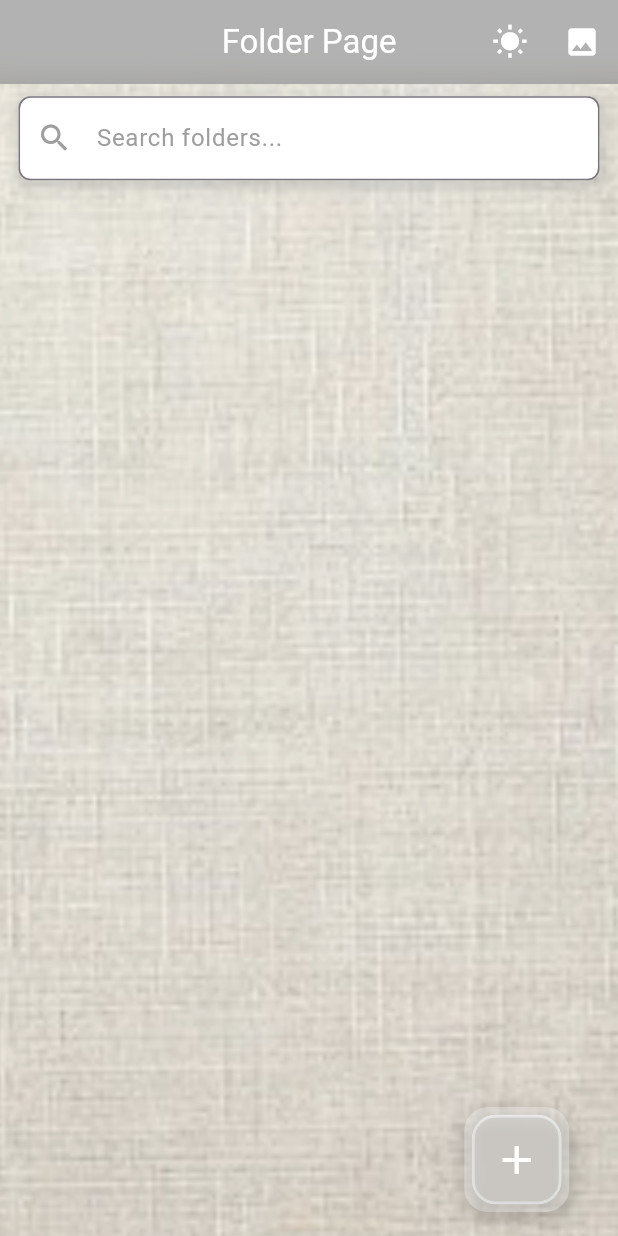
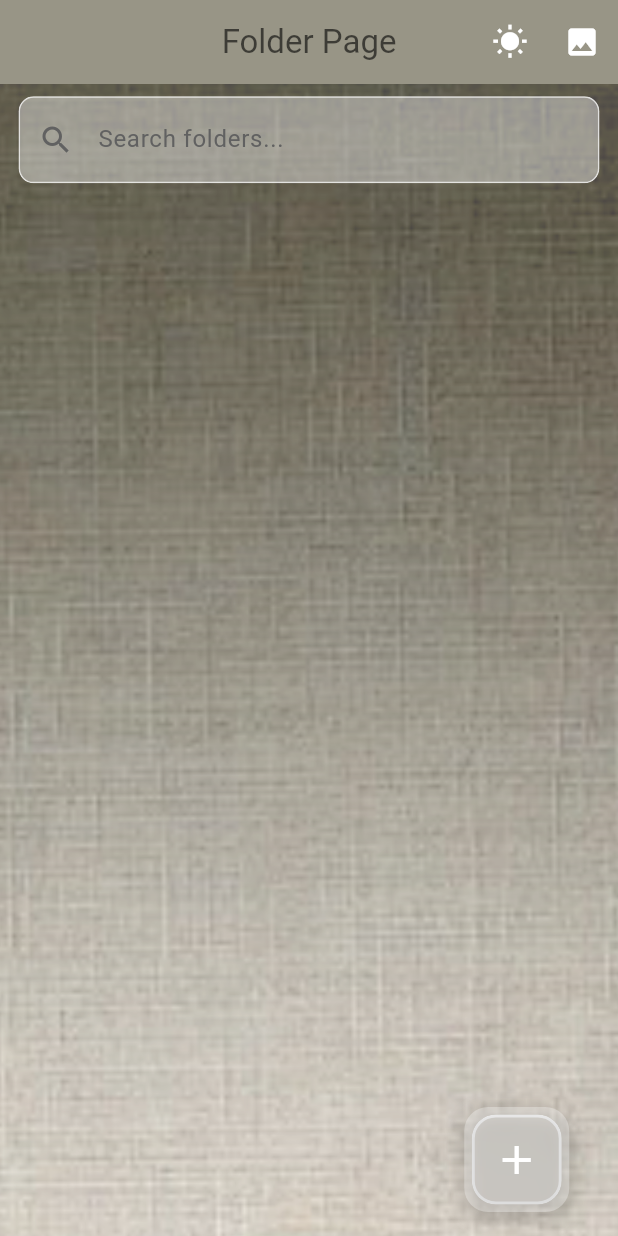
Before and after one commit to johnhcolani/Great-Note, a Flutter app: the screen it shows after launch, on a phone screen of 412 x 824 dp. Run offline on Flutter 3.47's test engine with Material 3 defaults, Android fonts, the light colour scheme and no system bars; drawn by our look-alikes of google_mobile_ads; our stand-ins replace bloc, equatable, flutter_bloc, image_picker, sqflite; missing offline and left inert: flutter_quill; accounts and stored records are empty; network calls fail.

Commit message:
complete light theme and dark theme

```diff
--- a/lib/core/widgets/glossy_app_bar.dart
+++ b/lib/core/widgets/glossy_app_bar.dart
@@ -22,8 +22,6 @@ class GlossyAppBar extends StatelessWidget implements PreferredSizeWidget {
           borderRadius: const BorderRadius.vertical(
            // bottom: Radius.circular(16), // Rounded bottom corners
           ),
-          child: BackdropFilter(
-            filter: ImageFilter.blur(sigmaX: 10, sigmaY: 10), // Blur effect
           child: Container(
             height: 200,
             decoration: BoxDecoration(
@@ -35,15 +33,18 @@ class GlossyAppBar extends StatelessWidget implements PreferredSizeWidget {
             ),
           ),
         ),
-        ),
         // The actual AppBar content
         AppBar(
-          backgroundColor: Colors.transparent, // Transparent to show the blur effect
+          backgroundColor: Theme.of(context).brightness == Brightness.dark
+              ? Color(0xff3a3932) // Dark mode background
+              :  Color(0xff989586), // Light mode background
           elevation: 0, // No shadow
           title: Text(
             title,
             style: Theme.of(context).textTheme.titleLarge?.copyWith(
-              color: Colors.white, // Ensure the title text is white
+              color: Theme.of(context).brightness == Brightness.dark
+                  ? Colors.white.withOpacity(0.5)
+                  : Colors.black.withOpacity(0.6), // Adjust text color based on theme
             ),
           ),
           actions: actions,
--- a/lib/features/folders/presentation/screens/folder_page.dart
+++ b/lib/features/folders/presentation/screens/folder_page.dart
@@ -135,7 +135,7 @@ class _FolderPageState extends State<FolderPage> {
 
             Padding(
               padding: EdgeInsets.only(
-                  top: MediaQuery.of(context).size.height * 0.07,
+                  top: MediaQuery.of(context).size.height * 0.08,
                   left: MediaQuery.of(context).size.width * 0.03,
                   right: MediaQuery.of(context).size.width * 0.03,),
               child: BlocBuilder<FolderBloc, FolderState>(
@@ -209,53 +209,66 @@ class _FolderPageState extends State<FolderPage> {
               padding: EdgeInsets.only(
                 top: MediaQuery.of(context).size.height * 0.01,
                 left: MediaQuery.of(context).size.width * 0.03,
-                right: MediaQuery.of(context).size.width * 0.03,),
+                right: MediaQuery.of(context).size.width * 0.03,
+              ),
+              child: ClipRRect(
+                borderRadius: BorderRadius.circular(10.0), // Rounded corners for the effect
                 child: Container(
-
-
                   decoration: BoxDecoration(
-                  color: Colors.white, // Set your desired background color
+                    color: Theme.of(context).brightness == Brightness.dark
+                        ? Colors.white.withOpacity(0.1) // Dark mode color
+                        : Colors.white.withOpacity(0.4), // Light mode color
                     borderRadius: BorderRadius.circular(10.0), // Rounded corners
-                  boxShadow: [
-                    BoxShadow(
-                      color: Colors.grey.withOpacity(0.3), // Shadow color
-                      spreadRadius: 3,
-                      blurRadius: 5,
-                      offset: Offset(0, 3), // Shadow position
+                    border: Border.all(
+                      color: Colors.white.withOpacity(0.7), // Subtle border
+                      width: 1.0,
                     ),
-                  ],
                   ),
                   child: TextField(
-
                     controller: _searchController,
+                    style: TextStyle(
+                      color: Theme.of(context).brightness == Brightness.dark
+                          ? Colors.white
+                          : Colors.black, // Adjust text color for theme
+                    ),
+                    cursorColor: Colors.grey.shade400,
                     decoration: InputDecoration(
-
                       hintText: 'Search folders...',
-                    hintStyle: TextStyle(color: Colors.grey),
-                    prefixIcon: const Icon(Icons.search,color: Colors.grey,),
+                      hintStyle: TextStyle(
+                        color: Theme.of(context).brightness == Brightness.dark
+                            ? Colors.grey.shade300
+                            : Colors.grey.shade700, // Adjust hint color for theme
+                      ),
+                      prefixIcon: Icon(
+                        Icons.search,
+                        color: Theme.of(context).brightness == Brightness.dark
+                            ? Colors.grey.shade300
+                            : Colors.grey.shade700, // Adjust icon color for theme
+                      ),
                       border: OutlineInputBorder(
-
                         borderRadius: BorderRadius.circular(8.0),
+                        borderSide: BorderSide.none, // No visible border
                       ),
                     ),
                     onChanged: (query) {
                       setState(() {
                         _searchQuery = query;
                       });
-                    context
-                        .read<FolderBloc>()
-                        .add(SearchFolders(query: query));
+                      context.read<FolderBloc>().add(SearchFolders(query: query));
                     },
                     onSubmitted: (query) {
-                    // Perform the search and then clear the text field
-                    context.read<FolderBloc>().add(SearchFolders(query: query));
                       _searchController.clear();
-                    context.read<FolderBloc>().add(SearchFolders(query: '')); // Reload all folders
-                      // Clear the text field
+                      setState(() {
+                        _searchQuery = '';
+                      });
+                      context.read<FolderBloc>().add(LoadFolders());
                     },
                   ),
                 ),
               ),
+            ),
+
+
           ],
         ),
       ),
--- a/lib/main.dart
+++ b/lib/main.dart
@@ -99,6 +99,9 @@ class MyApp extends StatelessWidget {
       brightness: Brightness.light,
       primarySwatch: Colors.blue,
       scaffoldBackgroundColor: Colors.white,
+      iconTheme:  IconThemeData(
+        color: Colors.blueGrey.shade500
+      ),
       textTheme: const TextTheme(
         bodyMedium: TextStyle(color: Colors.black),
         bodyLarge: TextStyle(color: Colors.black),
@@ -110,6 +113,9 @@ class MyApp extends StatelessWidget {
     brightness: Brightness.dark,
     primarySwatch: Colors.blueGrey,
     scaffoldBackgroundColor: Colors.black,
+    iconTheme:  IconThemeData(
+        color: Colors.blueGrey.shade200
+    ),
     textTheme: const TextTheme(
       bodyMedium: TextStyle(color: Colors.white),
       bodyLarge: TextStyle(color: Colors.white),
--- a/pubspec.yaml
+++ b/pubspec.yaml
@@ -16,10 +16,10 @@ publish_to: 'none' # Remove this line if you wish to publish to pub.dev
 # https://developer.apple.com/library/archive/documentation/General/Reference/InfoPlistKeyReference/Articles/CoreFoundationKeys.html
 # In Windows, build-name is used as the major, minor, and patch parts
 # of the product and file versions while build-number is used as the build suffix.
-version: 2.3.2+1
+version: 2.3.2+2
 
 environment:
-  sdk: ^3.5.3
+  sdk: ^3.5.4
 
 # Dependencies specify other packages that your package needs in order to work.
 # To automatically upgrade your package dependencies to the latest versions
```
Also changed, not shown: assets/images/pure_background.png, assets/images/splash_background.png, pubspec.lock, 1 other file. Lines whose indentation alone changed are shown as unchanged.
